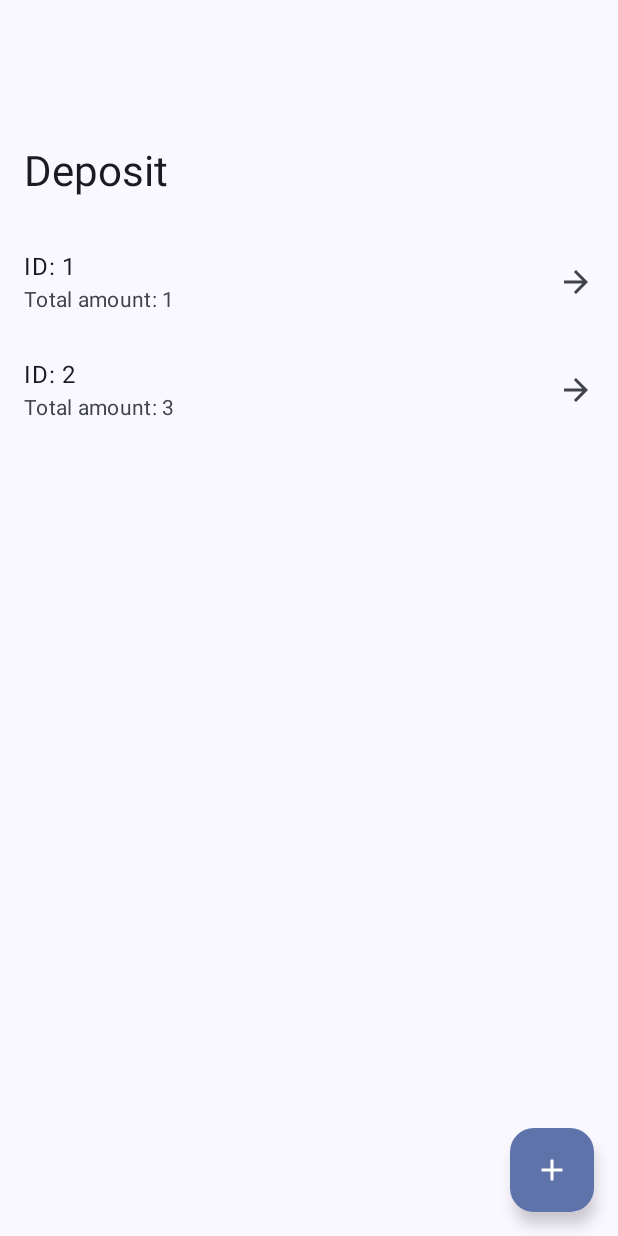
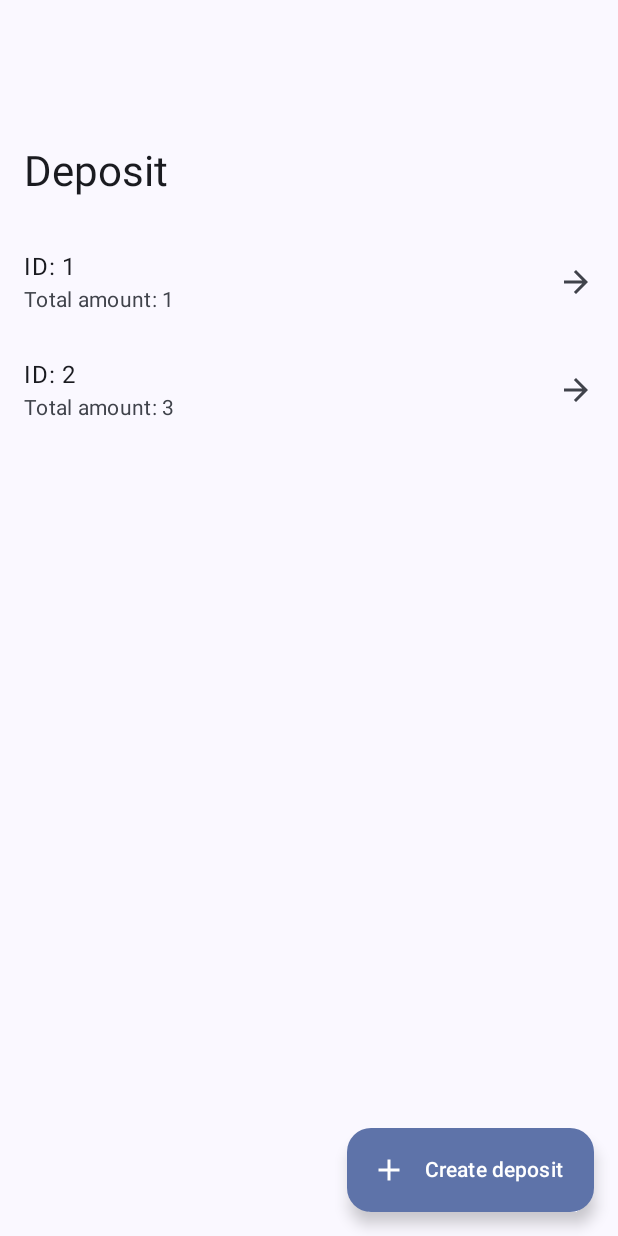
Before and after one commit to okx/pay-2-zk-commitment, an Android app built with Jetpack Compose: the @Preview function DepositScreenPreview, on a phone screen of 412 x 824 dp. Run offline under Robolectric (Android 15) with nearby library versions, the phone set to English and light mode, and no system bars.

Commit message:
Use ExtendedFloatingActionButton

```diff
--- a/crates/zk-commit-mobile/android/app/src/main/kotlin/com/okx/zkcommitmobile/ui/DepositScreen.kt
+++ b/crates/zk-commit-mobile/android/app/src/main/kotlin/com/okx/zkcommitmobile/ui/DepositScreen.kt
@@ -13,7 +13,7 @@ import androidx.compose.material.icons.Icons
 import androidx.compose.material.icons.automirrored.filled.ArrowForward
 import androidx.compose.material.icons.filled.Add
 import androidx.compose.material3.ExperimentalMaterial3Api
-import androidx.compose.material3.FloatingActionButton
+import androidx.compose.material3.ExtendedFloatingActionButton
 import androidx.compose.material3.Icon
 import androidx.compose.material3.LargeTopAppBar
 import androidx.compose.material3.ListItem
@@ -60,9 +60,11 @@ fun DepositScreen(
         },
         snackbarHost = { SnackbarHost(hostState = snackbarHostState) },
         floatingActionButton = {
-            FloatingActionButton(onClick = onCreateDeposit) {
-                Icon(Icons.Default.Add, contentDescription = null)
-            }
+            ExtendedFloatingActionButton(
+                text = { Text(text = "Create deposit") },
+                icon = { Icon(Icons.Default.Add, contentDescription = null) },
+                onClick = onCreateDeposit
+            )
         }
     ) { innerPaddings ->
         AnimatedContent(deposits.isEmpty(), label = "deposits") { isEmpty ->
```
